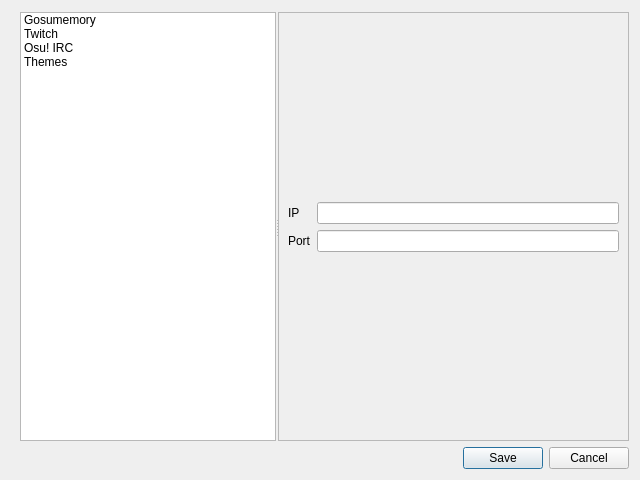
MirayaProject/miraya, file forms/preferences.ui: the form before one commit.
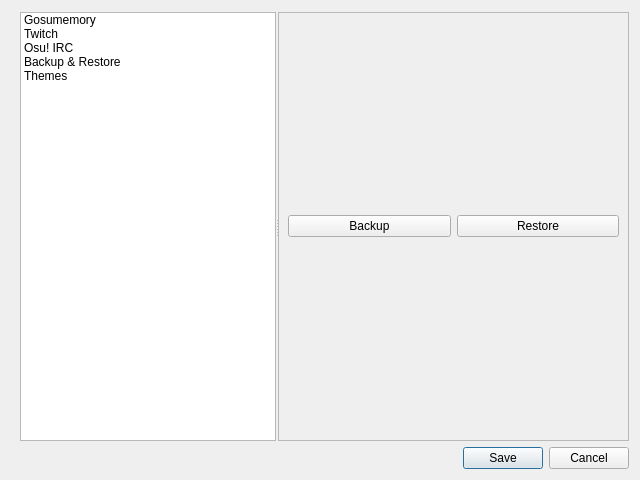
The form after the commit. The open tabs and pages were chosen to show the change. Icons and pictures are not drawn.

Commit message: 🟠 preferences: added backup & restore page

The edit to the form file:
```diff
--- a/forms/preferences.ui
+++ b/forms/preferences.ui
@@ -68,6 +68,11 @@
          <normaloff>:/images/resources/images/osu_logo.png</normaloff>:/images/resources/images/osu_logo.png</iconset>
        </property>
       </item>
+      <item>
+       <property name="text">
+        <string>Backup &amp; Restore</string>
+       </property>
+      </item>
       <item>
        <property name="text">
         <string>Themes</string>
@@ -310,6 +315,24 @@
         </item>
        </layout>
       </widget>
+      <widget class="QWidget" name="page">
+       <layout class="QGridLayout" name="gridLayout_2">
+        <item row="0" column="0">
+         <widget class="QPushButton" name="backupBtn">
+          <property name="text">
+           <string>Backup</string>
+          </property>
+         </widget>
+        </item>
+        <item row="0" column="1">
+         <widget class="QPushButton" name="restoreBtn">
+          <property name="text">
+           <string>Restore</string>
+          </property>
+         </widget>
+        </item>
+       </layout>
+      </widget>
       <widget class="QWidget" name="themesPage">
        <layout class="QGridLayout" name="gridLayout_6">
         <item row="0" column="0" colspan="4">
```
